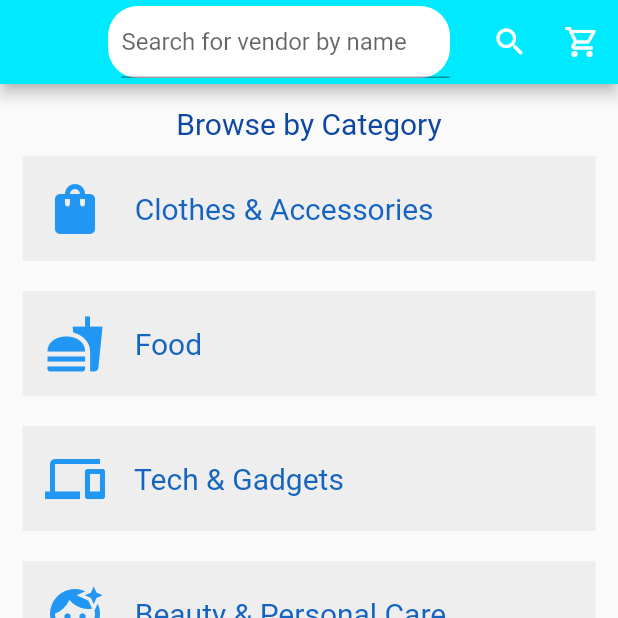
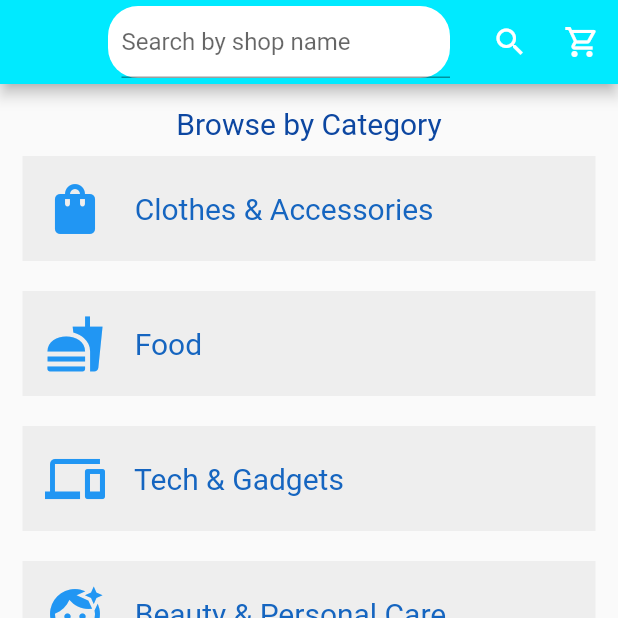
Before and after one commit to valdodotcom/COE356-VorTech, a Flutter app: the ShopPage screen opened directly, on a phone screen of 412 x 824 dp, the top half of it. Run offline on Flutter 3.47's test engine with Material 2 defaults, Android fonts, the phone set to English and light mode, and no system bars.

Commit message:
Search Bar Modified
Changed from "search for by vendor name" to "search by shop name"

```diff
--- a/instashop/lib/ui/shop_page.dart
+++ b/instashop/lib/ui/shop_page.dart
@@ -43,7 +43,7 @@ class _ShopPageState extends State<ShopPage> {
               ),
               child: new TextFormField(
               decoration: new InputDecoration(
-                hintText: "Search for vendor by name",
+                hintText: "Search by shop name",
 
               ),
             ),)
```
